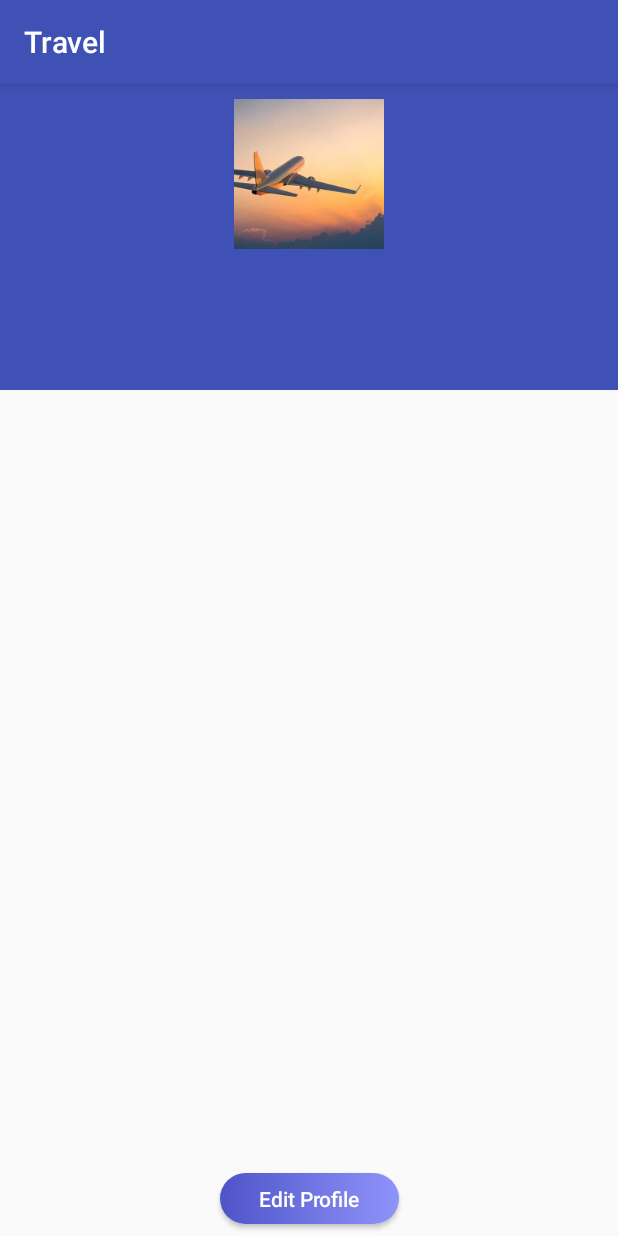
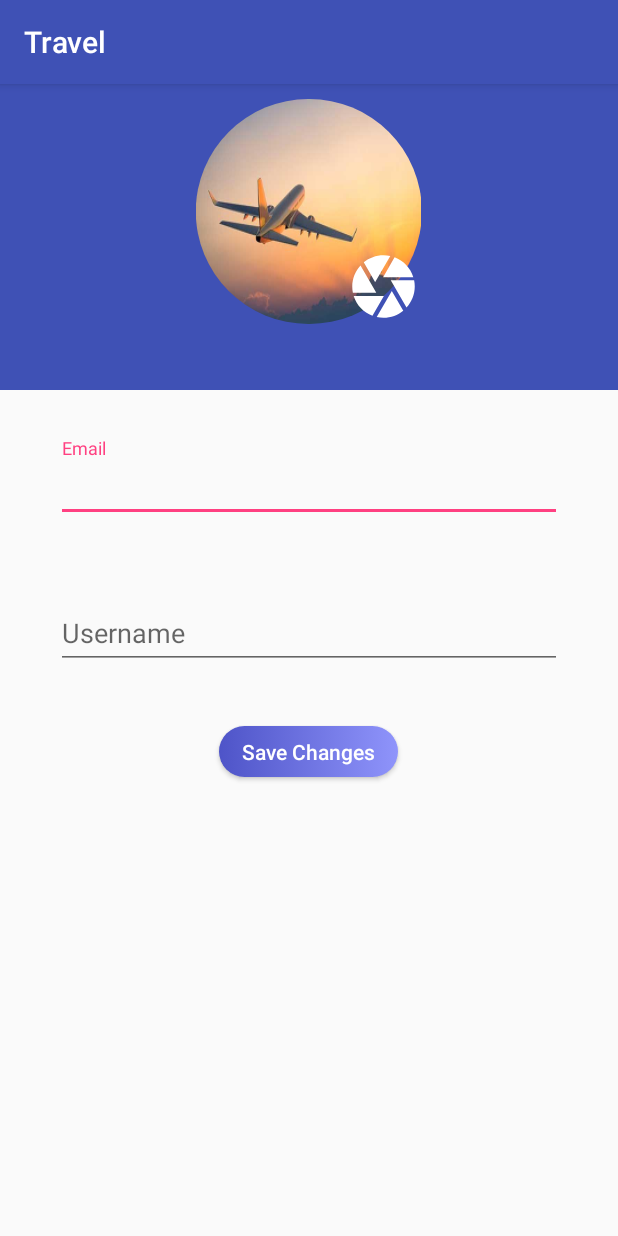
Before and after one commit to roufy235/Travel-Booking-App, an Android app: the fragment Profile shown on its own in the app's theme, on a phone screen of 412 x 824 dp. Run offline under Robolectric (Android 15) with nearby library versions, the phone set to English and light mode, and no system bars; our stand-ins replace Firebase (no records; nobody signed in at launch, a user with empty details on screens opened directly).

Commit message:
fourth commit

```diff
--- a/app/src/main/AndroidManifest.xml
+++ b/app/src/main/AndroidManifest.xml
@@ -32,6 +32,7 @@
         <activity
             android:name=".Controllers.MainActivity"
             android:label="@string/title_activity_main"
+            android:windowSoftInputMode="adjustResize"
             android:theme="@style/noActionBarWithBlue" />
         <activity
             android:name=".Controllers.PlaneActivity"
--- a/app/src/main/java/com/example/roufy235/travel/Controllers/SignUpActivity.kt
+++ b/app/src/main/java/com/example/roufy235/travel/Controllers/SignUpActivity.kt
@@ -57,7 +57,7 @@ class SignUpActivity : AppCompatActivity() {
                     if (task.isSuccessful) {
                         clearForm()
 
-                        mRef.child("Users_info").child(username).push().setValue(FirebaseSignUpModel(email, username, password))
+                        mRef.child("Users_info").child(username).child(mAuth.uid.toString()).setValue(FirebaseSignUpModel(email, username, password))
 
                         signUpProgressBar.visibility = View.INVISIBLE
                         Toast.makeText(this, "Account created", Toast.LENGTH_SHORT).show()
--- a/app/src/main/java/com/example/roufy235/travel/Controllers/WelcomeActivity.kt
+++ b/app/src/main/java/com/example/roufy235/travel/Controllers/WelcomeActivity.kt
@@ -14,7 +14,6 @@ import kotlinx.android.synthetic.main.activity_welcome.*
 import spencerstudios.com.bungeelib.Bungee
 
 class WelcomeActivity : AppCompatActivity() {
-
 
     private lateinit var mFirebaseAnalytics : FirebaseAnalytics
     private lateinit var mAuth : FirebaseAuth
--- a/app/src/main/java/com/example/roufy235/travel/Fragments/Profile.kt
+++ b/app/src/main/java/com/example/roufy235/travel/Fragments/Profile.kt
@@ -1,14 +1,96 @@
 package com.example.roufy235.travel.Fragments
 
+import android.graphics.BitmapFactory
 import android.os.Bundle
 import android.support.v4.app.Fragment
+import android.support.v4.graphics.drawable.RoundedBitmapDrawableFactory
 import android.view.LayoutInflater
 import android.view.View
 import android.view.ViewGroup
+import android.widget.Button
+import android.widget.ImageView
+import android.widget.TextView
+import android.widget.Toast
 import com.example.roufy235.travel.R
+import com.google.firebase.analytics.FirebaseAnalytics
+import com.google.firebase.auth.FirebaseAuth
+import com.google.firebase.database.*
 
 class Profile : Fragment() {
+
+    private lateinit var mFirebaseAnalytics : FirebaseAnalytics
+    private lateinit var mAuth : FirebaseAuth
+    private lateinit var database : FirebaseDatabase
+    private lateinit var mRef : DatabaseReference
+
+
+    override fun onCreate(savedInstanceState : Bundle?) {
+        super.onCreate(savedInstanceState)
+
+        mFirebaseAnalytics = FirebaseAnalytics.getInstance(context)
+        mAuth = FirebaseAuth.getInstance()
+        database = FirebaseDatabase.getInstance()
+        mRef = database.reference
+    }
+
     override fun onCreateView(inflater : LayoutInflater?, container : ViewGroup?, savedInstanceState : Bundle?) : View? {
-        return inflater!!.inflate(R.layout.fragment_profile, container, false)
+        val view = inflater!!.inflate(R.layout.fragment_profile, container, false)
+
+        val imageView = view.findViewById<ImageView>(R.id.fragmentUserProfile)
+
+        val profileClicked = view.findViewById<ImageView>(R.id.changeProfilePicture)
+
+
+        val fragmentUsername = view.findViewById<TextView>(R.id.fragmentUsername)
+        val fragmentEmail = view.findViewById<TextView>(R.id.fragmentEmail)
+
+        val saveChanges = view.findViewById<Button>(R.id.fragmentSaveChanges)
+
+
+        saveChanges.setOnClickListener {
+
+            val username = fragmentUsername.text.toString()
+            val email = fragmentEmail.text.toString()
+
+            if (username.isNotEmpty() && email.isNotEmpty()) {
+                mRef.child("Users_info").child("hello").child(mAuth.uid.toString()).child("username").setValue(username)
+                mRef.child("Users_info").child("hello").child(mAuth.uid.toString()).child("email").setValue(email)
+
+                Toast.makeText(context, "saved", Toast.LENGTH_SHORT).show()
+            }
+        }
+
+
+
+        mRef.child("Users_info").child("hello").child(mAuth.uid.toString()).addValueEventListener(object : ValueEventListener{
+            override fun onCancelled(p0 : DatabaseError) {
+
+            }
+
+            override fun onDataChange(p0 : DataSnapshot) {
+                try {
+                    val value = p0.value as HashMap<*, *>
+
+                    fragmentUsername.text = value["username"].toString()
+                    fragmentEmail.text = value["email"].toString()
+
+                } catch (ex : Exception) {}
+            }
+
+        })
+
+        profileClicked.setOnClickListener {
+            Toast.makeText(context, "change profile", Toast.LENGTH_SHORT).show()
+        }
+
+        val bitmap = BitmapFactory.decodeResource(resources, R.drawable.airplane)
+
+        val rounded = RoundedBitmapDrawableFactory.create(resources, bitmap)
+
+        rounded.isCircular = true
+
+        imageView.setImageDrawable(rounded)
+
+        return view
     }
 }
--- /dev/null
+++ b/app/src/main/res/drawable/ic_camera_black_24dp.xml
@@ -0,0 +1,5 @@
+<vector android:height="24dp" android:tint="#3F51B5"
+    android:viewportHeight="24.0" android:viewportWidth="24.0"
+    android:width="24dp" xmlns:android="http://schemas.android.com/apk/res/android">
+    <path android:fillColor="#FF000000" android:pathData="M9.4,10.5l4.77,-8.26C13.47,2.09 12.75,2 12,2c-2.4,0 -4.6,0.85 -6.32,2.25l3.66,6.35 0.06,-0.1zM21.54,9c-0.92,-2.92 -3.15,-5.26 -6,-6.34L11.88,9h9.66zM21.8,10h-7.49l0.29,0.5 4.76,8.25C21,16.97 22,14.61 22,12c0,-0.69 -0.07,-1.35 -0.2,-2zM8.54,12l-3.9,-6.75C3.01,7.03 2,9.39 2,12c0,0.69 0.07,1.35 0.2,2h7.49l-1.15,-2zM2.46,15c0.92,2.92 3.15,5.26 6,6.34L12.12,15L2.46,15zM13.73,15l-3.9,6.76c0.7,0.15 1.42,0.24 2.17,0.24 2.4,0 4.6,-0.85 6.32,-2.25l-3.66,-6.35 -0.93,1.6z"/>
+</vector>
--- /dev/null
+++ b/app/src/main/res/drawable/ic_camera_white_24dp.xml
@@ -0,0 +1,5 @@
+<vector android:height="24dp" android:tint="#FFFFFF"
+    android:viewportHeight="24.0" android:viewportWidth="24.0"
+    android:width="24dp" xmlns:android="http://schemas.android.com/apk/res/android">
+    <path android:fillColor="#FF000000" android:pathData="M9.4,10.5l4.77,-8.26C13.47,2.09 12.75,2 12,2c-2.4,0 -4.6,0.85 -6.32,2.25l3.66,6.35 0.06,-0.1zM21.54,9c-0.92,-2.92 -3.15,-5.26 -6,-6.34L11.88,9h9.66zM21.8,10h-7.49l0.29,0.5 4.76,8.25C21,16.97 22,14.61 22,12c0,-0.69 -0.07,-1.35 -0.2,-2zM8.54,12l-3.9,-6.75C3.01,7.03 2,9.39 2,12c0,0.69 0.07,1.35 0.2,2h7.49l-1.15,-2zM2.46,15c0.92,2.92 3.15,5.26 6,6.34L12.12,15L2.46,15zM13.73,15l-3.9,6.76c0.7,0.15 1.42,0.24 2.17,0.24 2.4,0 4.6,-0.85 6.32,-2.25l-3.66,-6.35 -0.93,1.6z"/>
+</vector>
--- a/app/src/main/res/layout/fragment_profile.xml
+++ b/app/src/main/res/layout/fragment_profile.xml
@@ -8,6 +8,7 @@
 
 
     <RelativeLayout
+        android:id="@+id/relativeLayout4"
         android:layout_width="match_parent"
         android:layout_height="204dp"
         android:background="@color/colorPrimary"
@@ -16,29 +17,95 @@
         app:layout_constraintTop_toTopOf="parent">
 
         <ImageView
-            android:id="@+id/imageView14"
-            android:layout_width="100dp"
-            android:layout_height="100dp"
+            android:id="@+id/fragmentUserProfile"
+            android:layout_width="150dp"
+            android:layout_height="150dp"
             android:layout_centerHorizontal="true"
             android:layout_marginTop="10dp"
             android:scaleType="centerCrop"
             app:srcCompat="@drawable/airplane" />
+
+        <ImageButton
+            android:id="@+id/changeProfilePicture"
+            android:layout_width="50dp"
+            android:layout_height="50dp"
+            android:layout_alignBottom="@id/fragmentUserProfile"
+            android:layout_alignEnd="@id/fragmentUserProfile"
+            android:background="@android:color/transparent"
+            android:scaleType="centerCrop"
+            app:srcCompat="@drawable/ic_camera_white_24dp" />
+
     </RelativeLayout>
 
+
+    <ScrollView
+        android:layout_width="match_parent"
+        android:layout_height="0dp"
+        app:layout_constraintBottom_toBottomOf="parent"
+        app:layout_constraintEnd_toEndOf="parent"
+        app:layout_constraintStart_toStartOf="parent"
+        app:layout_constraintTop_toBottomOf="@+id/relativeLayout4">
+
+
+        <LinearLayout
+            android:layout_width="match_parent"
+            android:gravity="center"
+            android:layout_height="wrap_content"
+            android:orientation="vertical">
+
+            <android.support.design.widget.TextInputLayout
+                android:id="@+id/textInputLayout"
+                android:layout_width="337dp"
+                android:layout_height="wrap_content"
+                android:layout_marginEnd="8dp"
+                android:layout_marginStart="8dp"
+                android:layout_marginTop="32dp">
+
+
+                <EditText
+                    android:id="@+id/fragmentEmail"
+                    android:layout_width="match_parent"
+                    android:layout_height="match_parent"
+                    android:layout_weight="1"
+                    android:ems="10"
+                    android:hint="Email"
+                    android:inputType="textEmailAddress" />
+            </android.support.design.widget.TextInputLayout>
+
+
+            <android.support.design.widget.TextInputLayout
+                android:layout_width="337dp"
+                android:layout_height="wrap_content"
+                android:layout_marginBottom="8dp"
+                android:layout_marginEnd="8dp"
+                android:layout_marginStart="8dp"
+                android:layout_marginTop="42dp">
+
+                <EditText
+                    android:id="@+id/fragmentUsername"
+                    android:layout_width="match_parent"
+                    android:layout_height="match_parent"
+                    android:layout_weight="1"
+                    android:ems="10"
+                    android:hint="Username"
+                    android:inputType="textPersonName" />
+            </android.support.design.widget.TextInputLayout>
+
+
             <Button
-        android:id="@+id/button5"
+                android:id="@+id/fragmentSaveChanges"
                 android:layout_width="119dp"
                 android:layout_height="34dp"
                 android:layout_marginBottom="8dp"
                 android:layout_marginEnd="8dp"
                 android:layout_marginStart="8dp"
+                android:layout_marginTop="30dp"
                 android:background="@drawable/btn_gradient"
-        android:text="Edit Profile"
+                android:text="Save Changes"
                 android:textAllCaps="false"
-        android:textColor="@color/white"
-        app:layout_constraintBottom_toBottomOf="parent"
-        app:layout_constraintEnd_toEndOf="parent"
-        app:layout_constraintStart_toStartOf="parent" />
+                android:textColor="@color/white" />
 
+        </LinearLayout>
+    </ScrollView>
 
 </android.support.constraint.ConstraintLayout>
```
Lines whose indentation alone changed are shown as unchanged.
